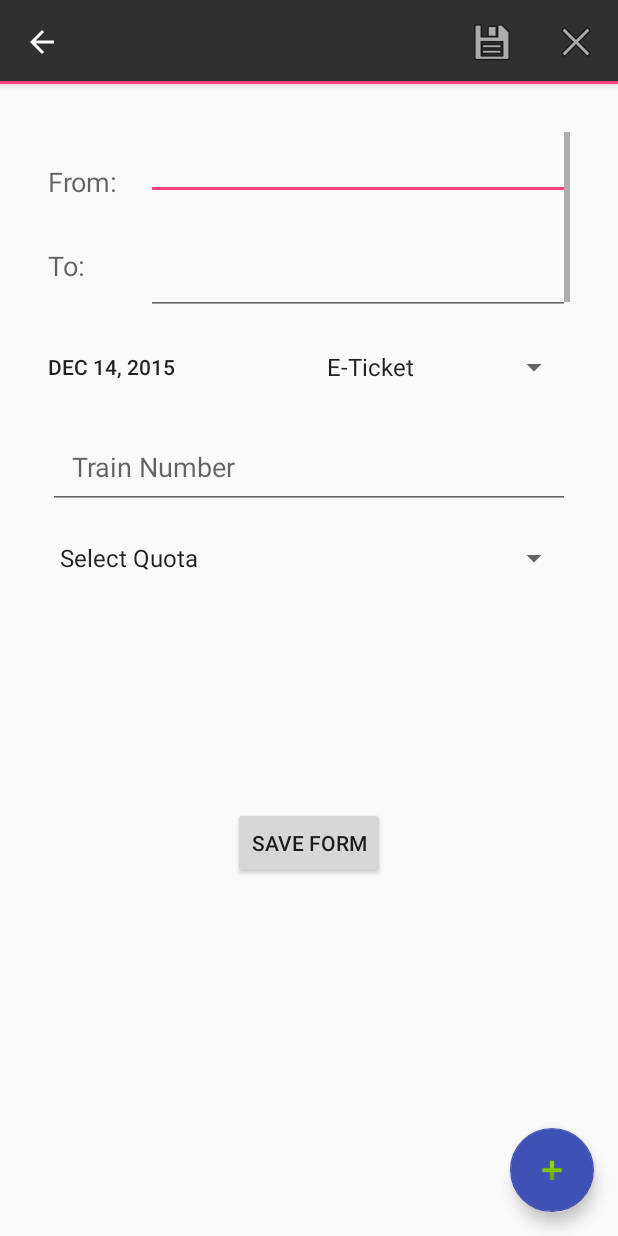
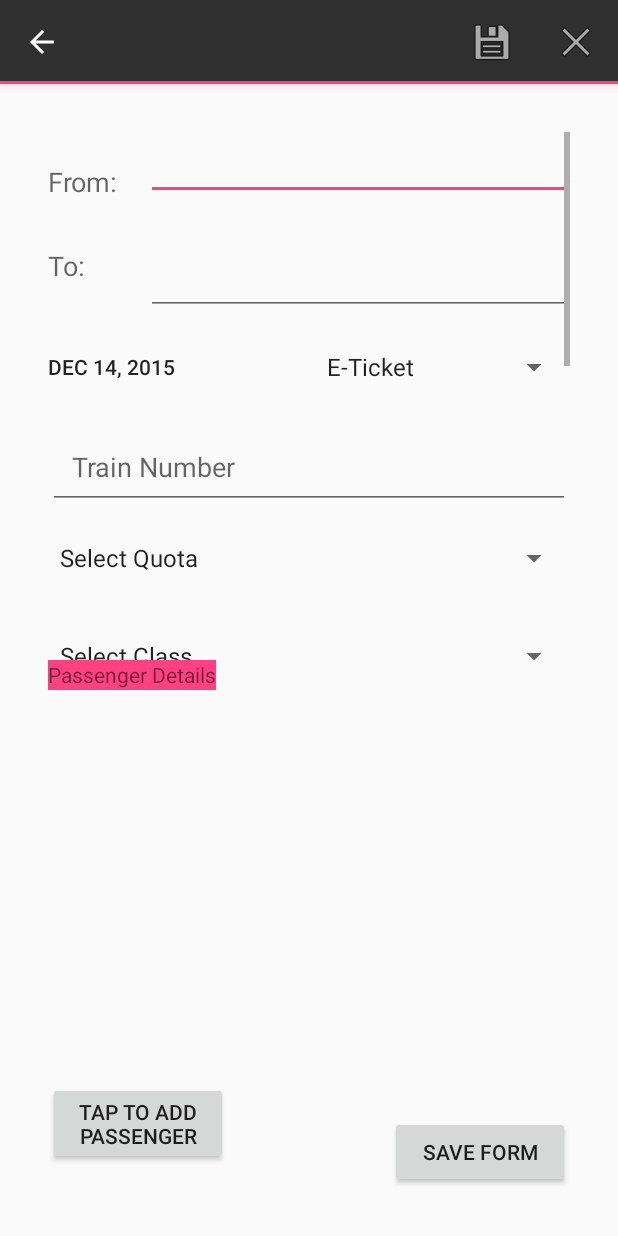
Before and after one commit to harsh306/Beagle_bone, an Android app: the screen it shows after launch (InstantBook), after a tap on "New Form", on a phone screen of 412 x 824 dp. Run offline under Robolectric (Android 15) with nearby library versions, the phone set to English and light mode, and no system bars; 2 other taps on this screen came first.

Commit message:
Layout2.5

```diff
--- a/app/src/main/java/com/example/anurag/instabook/InstantBook.java
+++ b/app/src/main/java/com/example/anurag/instabook/InstantBook.java
@@ -42,11 +42,11 @@ public class InstantBook extends AppCompatActivity
         setContentView(R.layout.activity_instant_book);
         Toolbar toolbar = (Toolbar) findViewById(R.id.toolbar);
         setSupportActionBar(toolbar);
-        Button btn =(Button)findViewById(R.id.button5);
+        Button btn =(Button)findViewById(R.id.saveForm);
 
 
 
-        FloatingActionButton fab = (FloatingActionButton) findViewById(R.id.fab);
+      /*  FloatingActionButton fab = (FloatingActionButton) findViewById(R.id.fab);
         fab.setOnClickListener(new View.OnClickListener() {
             @Override
             public void onClick(View view) {
@@ -66,8 +66,8 @@ public class InstantBook extends AppCompatActivity
                             .setAction("Action", null).show();
                 }
             }
-        });
-
+        });*//*
+*/
         DrawerLayout drawer = (DrawerLayout) findViewById(R.id.drawer_layout);
         ActionBarDrawerToggle toggle = new ActionBarDrawerToggle(
                 this, drawer, toolbar, R.string.navigation_drawer_open, R.string.navigation_drawer_close);
--- a/app/src/main/java/com/example/anurag/instabook/MyItemRecyclerViewAdapter.java
+++ b/app/src/main/java/com/example/anurag/instabook/MyItemRecyclerViewAdapter.java
@@ -56,6 +56,7 @@ public class MyItemRecyclerViewAdapter extends RecyclerView.Adapter<MyItemRecycl
                     mListener.onListFragmentInteraction(holder.mItem);
                     Toast.makeText(view.getContext(),"i am "+holder.mContentView.getText().toString(),Toast.LENGTH_LONG).show();
                     //New fragment
+
                 }
             }
         });
--- a/app/src/main/java/com/example/anurag/instabook/NewForm.java
+++ b/app/src/main/java/com/example/anurag/instabook/NewForm.java
@@ -9,8 +9,10 @@ import android.app.FragmentManager;
 import android.app.FragmentTransaction;
 import android.content.Context;
 
+import android.content.Intent;
 import android.net.Uri;
 import android.os.Bundle;
+import android.support.design.widget.Snackbar;
 import android.support.v4.app.Fragment;
 
 import android.support.v4.app.FragmentActivity;
@@ -127,7 +129,7 @@ public class NewForm extends Fragment implements AdapterView.OnItemSelectedListe
         super.onCreateView(inflater,container,savedInstanceState);
 
         // Inflate thgetSupportFragmentManager().beginTransaction().add(myFragment, "Some Tag").commit();e layout for this fragment
-        View view= inflater.inflate(R.layout.fragment_new_form, container, false);
+        final View view= inflater.inflate(R.layout.fragment_new_form, container, false);
         //(getActivity()).startActionMode(new NewForm());
         view.setSelected(true);
         this.mview=view;
@@ -149,7 +151,27 @@ public class NewForm extends Fragment implements AdapterView.OnItemSelectedListe
         android.support.v4.app.FragmentTransaction fragmentTransaction =
                 fragmentManagera.beginTransaction();
         fragmentTransaction.addToBackStack(null);
+        Button passe=(Button)view.findViewById(R.id.addPassenger);
+        passe.setOnClickListener(new View.OnClickListener(){
+            @Override
+            public void onClick(View v) {
+                SQLDBhelper sql =new SQLDBhelper(getActivity().getApplicationContext());
+                String a=new Integer(sql.numberOfRows()).toString();
 
+                Snackbar.make(getView(), a, Snackbar.LENGTH_LONG)
+                        .setAction("Action", null).show();
+
+                if(sql.numberOfRows()<6) {
+                    Intent intent = new Intent(getActivity().getApplicationContext(), FloatingForm.class);
+                    startActivity(intent);
+                }
+                else
+                {
+                    Snackbar.make(view, "Limit is to Add only 6", Snackbar.LENGTH_LONG)
+                            .setAction("Action", null).show();
+                }
+            }
+        });
         pDisplayDate = (TextView)view.findViewById(R.id.dateText);
         pPickDate = (Button) view.findViewById(R.id.journeydate);
         final DatePickerDialog datePicker = new DatePickerDialog(getContext(),
@@ -221,7 +243,7 @@ public class NewForm extends Fragment implements AdapterView.OnItemSelectedListe
 
     @Override
     public void onWindowFocusChanged(boolean hasFocus) {
-        Log.e("msgg","you are cought");
+        Log.e("msgg", "you are cought");
     }
 
     public interface OnBackPressedListener {
@@ -448,7 +470,7 @@ public class NewForm extends Fragment implements AdapterView.OnItemSelectedListe
 
         //MenuItem mp= (MenuItem) m.getMenuInflater();
         Toast.makeText(mview.getContext(),"onStart",Toast.LENGTH_LONG).show();
-        final Button button = (Button) mview.findViewById(R.id.button5);
+        final Button button = (Button) mview.findViewById(R.id.saveForm);
         final TextView date =(TextView)mview.findViewById(R.id.dateText);
         final Spinner ticket_t=(Spinner)mview.findViewById(R.id.spinner);
         final EditText trainno =(EditText)mview.findViewById(R.id.trainno);
@@ -458,6 +480,12 @@ public class NewForm extends Fragment implements AdapterView.OnItemSelectedListe
         final Spinner class_t=(Spinner)mview.findViewById(R.id.class_t);
         final EditText phone=(EditText)mview.findViewById(R.id.phone);
         final EditText form_name =(EditText)mview.findViewById(R.id.formname);
+        final Spinner card_t =(Spinner)mview.findViewById(R.id.card_t);
+        final EditText card_n=(EditText)mview.findViewById(R.id.card_n);
+        final EditText holder_name=(EditText)mview.findViewById(R.id.holder_name);
+        final EditText expiry_M=(EditText)mview.findViewById(R.id.expiry_M);
+        final EditText expiry_Y=(EditText)mview.findViewById(R.id.expiry_Y);
+        final EditText cvv=(EditText)mview.findViewById(R.id.cvv);
         //form_name.setHighlightColor(Integer.parseInt("#FF4081"));
 
         button.setOnClickListener(new View.OnClickListener() {
@@ -465,7 +493,7 @@ public class NewForm extends Fragment implements AdapterView.OnItemSelectedListe
             public void onClick(View v) {
 
                 SQLDBhelper ha = new SQLDBhelper(mview.getContext());
-                //ha.insertForm(form_name.getText().toString(), from_s.getText().toString(), to_s.getText().toString(), date.getText().toString(), class_t.getSelectedItem().toString(), quota.getSelectedItem().toString(), phone.getText().toString(), ticket_t.getSelectedItem().toString(), trainno.getText().toString());
+                ha.insertForm(form_name.getText().toString(), from_s.getText().toString(), to_s.getText().toString(), date.getText().toString(), class_t.getSelectedItem().toString(), quota.getSelectedItem().toString(), phone.getText().toString(), ticket_t.getSelectedItem().toString(), trainno.getText().toString(),card_n.getText().toString(),holder_name.getText().toString(),cvv.getText().toString(),expiry_M.getText().toString(),expiry_Y.getText().toString(),card_t.getSelectedItem().toString());
                 String a = new Integer(ha.numberOfRowsForm()).toString();
                 Toast.makeText(activity.getApplicationContext(), "Form" + form_name.getText().toString() + "is saved" + a + " ", Toast.LENGTH_LONG).show();
                 ItemFragment fragment = new ItemFragment();
--- a/app/src/main/java/com/example/anurag/instabook/SQLDBhelper.java
+++ b/app/src/main/java/com/example/anurag/instabook/SQLDBhelper.java
@@ -49,7 +49,7 @@ public class SQLDBhelper extends SQLiteOpenHelper {
         );
         db.execSQL(
                 "create table from_to " +
-                        "(id integer primary key autoincrement,form_name text,from_s text,to_s text,date text ,class_t text,quota text,phone text,ticket_t text,count integer,trainno text,train_n text,timestamp text,card_no text,holder_name text,cvv text,expiry text,card_t text)"
+                        "(id integer primary key autoincrement,form_name text,from_s text,to_s text,date text ,class_t text,quota text,phone text,ticket_t text,count integer,trainno text,train_n text,timestamp text,card_no text,holder_name text,cvv text,expiry_M text,expiry_Y text,card_t text)"
         );
     }
 
@@ -74,7 +74,7 @@ public class SQLDBhelper extends SQLiteOpenHelper {
         db.insert("passes", null, contentValues);
         return true;
     }
-    public boolean insertForm (String form_name, String from_s, String to_s,String date,String class_t,String quota,String phone,String ticket_t,String trainno,String card_no,String holder_name,String cvv,String expiry,String card_t)
+    public boolean insertForm (String form_name, String from_s, String to_s,String date,String class_t,String quota,String phone,String ticket_t,String trainno,String card_no,String holder_name,String cvv,String expiry_M,String expiry_Y,String card_t)
     {
         SQLiteDatabase db = this.getWritableDatabase();
         ContentValues contentValues = new ContentValues();
@@ -90,7 +90,8 @@ public class SQLDBhelper extends SQLiteOpenHelper {
         contentValues.put("card_no",card_no);
         contentValues.put("holder_name",holder_name);
         contentValues.put("card_t",card_t);
-        contentValues.put("expiry",expiry);
+        contentValues.put("expiry_M",expiry_M);
+        contentValues.put("expiry_Y",expiry_Y);
         contentValues.put("cvv",cvv);
         db.insert("from_to", null, contentValues);
         return true;
@@ -213,7 +214,7 @@ public class SQLDBhelper extends SQLiteOpenHelper {
         db.update("passes", contentValues, "id = ? ", new String[]{Integer.toString(id)});
         return true;
     }
-    public boolean updateForm  (Integer id,String form_name, String from_s, String to_s,String date,String class_t,String quota,String phone,String ticket_t,Integer count,String card_no,String holder_name,String cvv,String expiry,String card_t)
+    public boolean updateForm  (Integer id,String form_name, String from_s, String to_s,String date,String class_t,String quota,String phone,String ticket_t,Integer count,String card_no,String holder_name,String cvv,String expiry_M,String expiry_Y,String card_t)
     {
         SQLiteDatabase db = this.getWritableDatabase();
         ContentValues contentValues = new ContentValues();
@@ -229,7 +230,8 @@ public class SQLDBhelper extends SQLiteOpenHelper {
         contentValues.put("card_no",card_no);
         contentValues.put("holder_name",holder_name);
         contentValues.put("card_t",card_t);
-        contentValues.put("expiry",expiry);
+        contentValues.put("expiry_M",expiry_M);
+        contentValues.put("expiry_Y",expiry_Y);
         contentValues.put("cvv",cvv);
         db.update("from_to", contentValues, "id = ? ", new String[]{Integer.toString(id)});
         return true;
--- a/app/src/main/res/layout/app_bar_instant_book.xml
+++ b/app/src/main/res/layout/app_bar_instant_book.xml
@@ -31,7 +31,7 @@
             android:layout_below="@id/appbar"
              />
         </RelativeLayout>
-    <android.support.design.widget.FloatingActionButton
+   <!-- <android.support.design.widget.FloatingActionButton
         android:id="@+id/fab"
         app:backgroundTint="@color/colorPrimary"
         android:layout_width="wrap_content"
@@ -39,5 +39,5 @@
         android:layout_gravity="bottom|end"
         android:layout_margin="@dimen/fab_margin"
         android:src="@android:drawable/ic_input_add" />
-
+-->
 </android.support.design.widget.CoordinatorLayout>
--- a/app/src/main/res/layout/fragment_new_form.xml
+++ b/app/src/main/res/layout/fragment_new_form.xml
@@ -6,25 +6,34 @@
     android:id="@+id/frameForm"
     tools:context="com.example.anurag.instabook.NewForm">
 
-    <RelativeLayout xmlns:android="http://schemas.android.com/apk/res/android"
+    <LinearLayout xmlns:android="http://schemas.android.com/apk/res/android"
         xmlns:app="http://schemas.android.com/apk/res-auto"
         xmlns:tools="http://schemas.android.com/tools"
         android:layout_width="match_parent"
         android:layout_height="match_parent"
         android:id="@+id/r2"
+        android:weightSum="100"
         android:paddingBottom="@dimen/activity_vertical_margin"
         android:paddingLeft="@dimen/activity_horizontal_margin"
         android:paddingRight="@dimen/activity_horizontal_margin"
         android:paddingTop="@dimen/activity_vertical_margin"
+
         app:layout_behavior="@string/appbar_scrolling_view_behavior"
         tools:context="com.example.anurag.instabook.InstantBook"
-        tools:showIn="@layout/activity_display_data2">
+        tools:showIn="@layout/activity_display_data2"
+        android:orientation="vertical">
+        <RelativeLayout
+            android:layout_weight="50"
+            android:id="@+id/r3"
+            android:layout_width="wrap_content"
+            android:layout_height="0dp"
 
+            >
             <ScrollView
                 android:id="@+id/scrollView"
 
                 android:layout_width="wrap_content"
-            android:layout_height="300dp"
+                android:layout_height="wrap_content"
                 xmlns:android="http://schemas.android.com/apk/res/android">
 
 
@@ -239,23 +248,52 @@
                 </RelativeLayout>
 
                 </ScrollView>
+            </RelativeLayout>
+
+            <RelativeLayout
+                android:id="@+id/r4"
+                android:layout_weight="40"
+                android:layout_width="match_parent"
+                android:layout_height="0dp"
+                >
+                    <TextView
+                        android:layout_width="wrap_content"
+                        android:layout_height="wrap_content"
+                        android:background="@color/colorAccent"
+                        android:height="20dp"
+                        android:id="@+id/passe"
+                        android:text="Passenger Details"
+                        />
                     <FrameLayout
                         android:id="@+id/flContent2"
                         android:layout_width="match_parent"
-            android:layout_height="150dp"
+                        android:layout_height="fill_parent"
                         android:layout_gravity="right|top"
-            android:layout_below="@+id/scrollView"
+                        android:layout_below="@+id/passe"
                         android:layout_alignParentLeft="true"
                         android:layout_alignParentStart="true" />
-        <Button
-            android:layout_width="wrap_content"
-            android:layout_height="wrap_content"
-            android:layout_below="@+id/flContent2"
-            android:text="SAVE FORM"
-            android:layout_centerHorizontal="true"
-            android:id="@+id/button5"
-            android:layout_gravity="right|bottom" />
 
             </RelativeLayout>
+            <RelativeLayout
+                android:layout_height="0dp"
+                android:layout_width="match_parent"
+                android:layout_weight="10"
+                >
+                <Button
+                    android:layout_width="120dp"
+                    android:layout_height="wrap_content"
+                    android:text="Tap to Add Passenger"
+                    android:id="@+id/addPassenger"
+                    />
+                <Button
+                    android:layout_width="120dp"
+                    android:layout_height="wrap_content"
+                    android:text="SAVE FORM"
+                    android:id="@+id/saveForm"
+                    android:layout_alignParentRight="true"
+                    android:layout_alignParentBottom="true" />
+            </RelativeLayout>
+    </LinearLayout>
+
 
 </FrameLayout>
```
Lines whose indentation alone changed are shown as unchanged.
